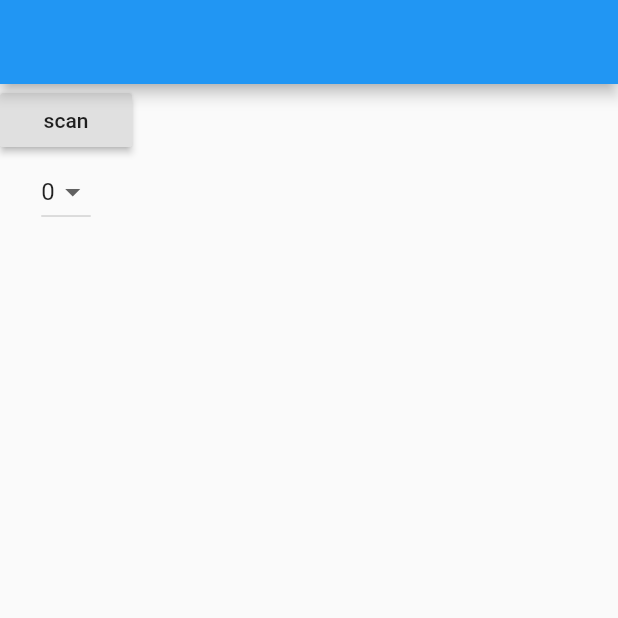
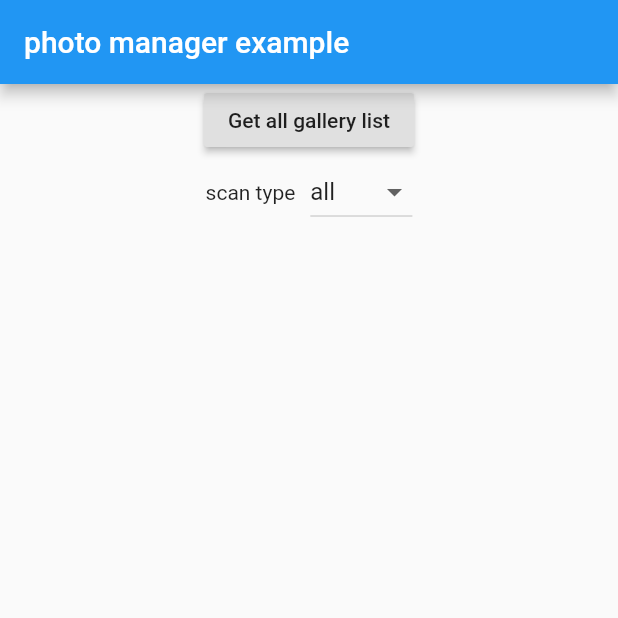
Before and after one commit to fluttercandies/flutter_photo_manager, a Flutter app: the screen it shows after launch, on a phone screen of 412 x 824 dp, the top half of it. Run offline on Flutter 3.47's test engine with Material 2 defaults, Android fonts, the phone set to English and light mode, and no system bars.

Commit message:
example for some api.

```diff
--- a/example/lib/refactoring/gallery_list_page.dart
+++ b/example/lib/refactoring/gallery_list_page.dart
@@ -16,7 +16,9 @@ class _GalleryListPageState extends State<GalleryListPage> {
   @override
   Widget build(BuildContext context) {
     return Scaffold(
-      appBar: AppBar(),
+      appBar: AppBar(
+        title: Text("Gallery list"),
+      ),
       body: Container(
         child: ListView.builder(
           itemBuilder: _buildItem,
@@ -32,12 +34,12 @@ class _GalleryListPageState extends State<GalleryListPage> {
       title: Text(item.name),
       subtitle: Text("count: ${item.assetCount}"),
       onTap: () => Navigator.of(context).push(
-            MaterialPageRoute(
-              builder: (_) => GalleryContentListPage(
-                    path: item,
-                  ),
-            ),
+        MaterialPageRoute(
+          builder: (_) => GalleryContentListPage(
+            path: item,
           ),
+        ),
+      ),
     );
   }
 }
--- a/example/lib/refactoring/home_page.dart
+++ b/example/lib/refactoring/home_page.dart
@@ -17,10 +17,19 @@ class _NewHomePageState extends State<NewHomePage> {
   @override
   Widget build(BuildContext context) {
     return Scaffold(
-      appBar: AppBar(),
+      appBar: AppBar(
+        title: Text("photo manager example"),
+      ),
       body: Column(
         children: <Widget>[
-          buildButton("scan", _scanGalleryList),
+          buildButton("Get all gallery list", _scanGalleryList),
+          Row(
+            mainAxisAlignment: MainAxisAlignment.center,
+            children: <Widget>[
+              Text("scan type"),
+              Container(
+                width: 10,
+              ),
               DropdownButton<int>(
                 items: <DropdownMenuItem<int>>[
                   _buildDropdownMenuItem(0),
@@ -32,6 +41,8 @@ class _NewHomePageState extends State<NewHomePage> {
                   setState(() {});
                 },
                 value: type,
+              ),
+            ],
           ),
         ],
       ),
@@ -57,8 +68,17 @@ class _NewHomePageState extends State<NewHomePage> {
   }
 
   DropdownMenuItem<int> _buildDropdownMenuItem(int i) {
+    String typeText;
+    if (i == 2) {
+      typeText = "video";
+    } else if (i == 1) {
+      typeText = "image";
+    } else {
+      typeText = "all";
+    }
+
     return DropdownMenuItem<int>(
-      child: Text(i.toString()),
+      child: Text(typeText),
       value: i,
     );
   }
```
Also changed, not shown: example/lib/refactoring/gallery_content_list_page.dart (+24 -16 lines). Lines whose indentation alone changed are shown as unchanged.
